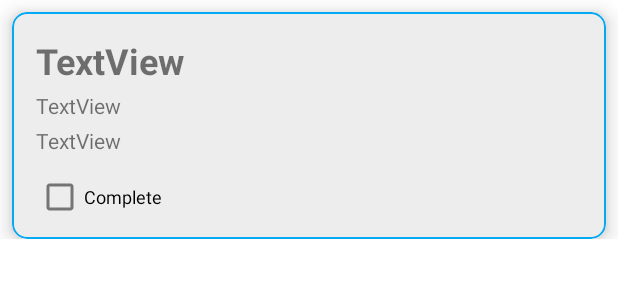
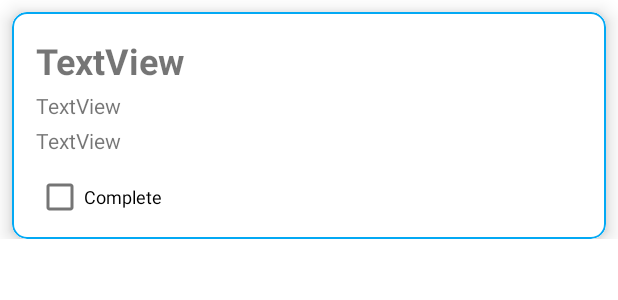
Before and after one commit to samratTBC/Todo-App-Final, an Android app: the layout individual_todo_layout.xml on its own in the app's theme, with its tools: preview values and no code run, on a phone screen of 412 x 824 dp. Shown: the top 300 px of the screen. Run offline under Robolectric (Android 15) with nearby library versions, the phone set to English and light mode, and no system bars.

Commit message:
Final push. ToDo app completed

```diff
--- a/app/src/main/java/com/example/todoappfinal/Adapter/TodoListAdapter.java
+++ b/app/src/main/java/com/example/todoappfinal/Adapter/TodoListAdapter.java
@@ -145,7 +145,7 @@ public class TodoListAdapter extends RecyclerView.Adapter<TodoListAdapter.ViewHo
                 selected = true;
                 if(selectedList.contains(todoArrayList.get(getAdapterPosition())))
                 {
-                    text_holders.setBackgroundColor(Color.TRANSPARENT);
+                    text_holders.setBackgroundColor(Color.WHITE);
                     selectedList.remove(todoArrayList.get(getAdapterPosition()));
                 }
                 else
@@ -176,7 +176,7 @@ public class TodoListAdapter extends RecyclerView.Adapter<TodoListAdapter.ViewHo
                 {
                     if(selectedList.contains(todoArrayList.get(getAdapterPosition())))
                     {
-                        text_holders.setBackgroundColor(Color.TRANSPARENT);
+                        text_holders.setBackgroundColor(Color.WHITE);
                         selectedList.remove(todoArrayList.get(getAdapterPosition()));
                     }
                     else
--- a/app/src/main/res/layout/individual_todo_layout.xml
+++ b/app/src/main/res/layout/individual_todo_layout.xml
@@ -26,7 +26,7 @@
             android:layout_height="wrap_content"
             android:id="@+id/text_holders"
             android:orientation="vertical"
-            android:background="@color/grey"
+            android:background="@color/white"
             android:padding="16dp">
             <TextView
                 android:id="@+id/title_todo_card"
```
